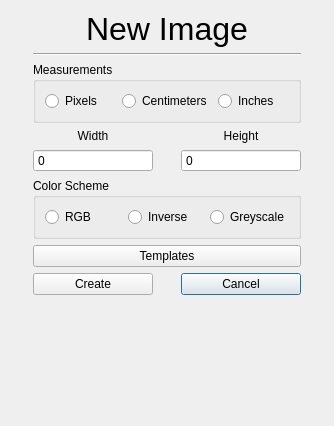
Above: Ink/newimage.ui from ErnestsEida/project-ink before the change. Below: the same form after it.
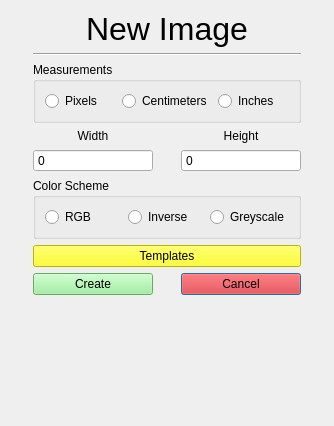
That is the form after the change.

Diff of the .ui file:
```diff
--- a/Ink/newimage.ui
+++ b/Ink/newimage.ui
@@ -16,6 +16,9 @@
   <layout class="QGridLayout" name="gridLayout">
    <item row="8" column="1">
     <widget class="QPushButton" name="pushButton_2">
+     <property name="styleSheet">
+      <string notr="true">background: red;</string>
+     </property>
      <property name="text">
       <string>Cancel</string>
      </property>
@@ -23,6 +26,9 @@
    </item>
    <item row="7" column="0" colspan="2">
     <widget class="QPushButton" name="pushButton_3">
+     <property name="styleSheet">
+      <string notr="true">background: yellow;</string>
+     </property>
      <property name="text">
       <string>Templates</string>
      </property>
@@ -183,6 +189,9 @@
    </item>
    <item row="8" column="0">
     <widget class="QPushButton" name="pushButton">
+     <property name="styleSheet">
+      <string notr="true">background:lightgreen;</string>
+     </property>
      <property name="text">
       <string>Create</string>
      </property>
```
